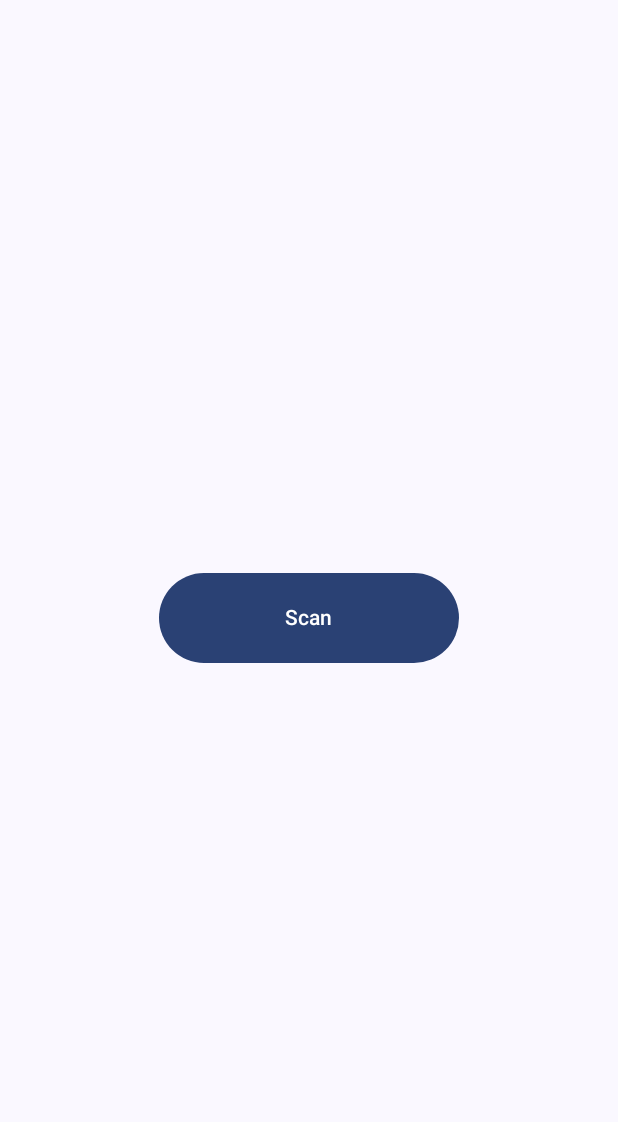
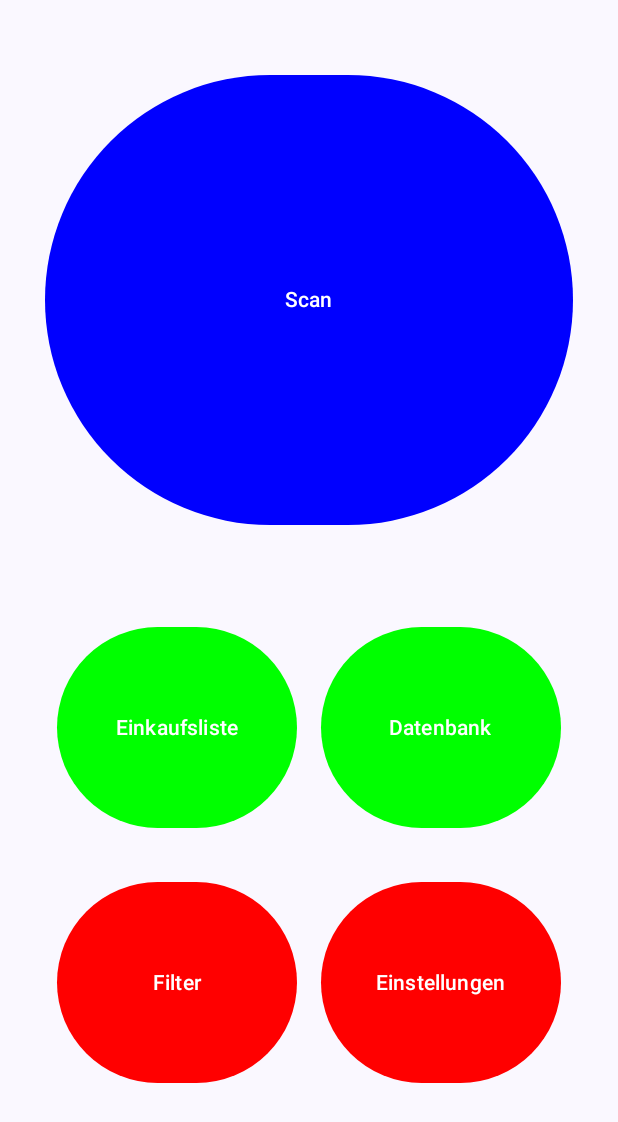
Before and after one commit to sp8cky/Product-Scanner, an Android app built with Jetpack Compose: the screen it shows after launch (MainActivity), on a phone screen of 412 x 824 dp. Shown: the top 1122 px of the screen. Run offline under Robolectric (Android 15) with nearby library versions, the phone set to English and light mode, and no system bars.

Commit message:
Started with Software-Prototype: - Added "MainMenu" - implemented BarcodeScanner via Scan Button

```diff
--- a/app/src/main/java/de/luh/hci/mid/productscanner/MainActivity.kt
+++ b/app/src/main/java/de/luh/hci/mid/productscanner/MainActivity.kt
@@ -4,16 +4,26 @@ import android.os.Bundle
 import androidx.activity.ComponentActivity
 import androidx.activity.compose.setContent
 import androidx.activity.enableEdgeToEdge
+import androidx.compose.foundation.background
 import androidx.compose.foundation.layout.*
+import androidx.compose.foundation.shape.CutCornerShape
 import androidx.compose.material3.Button
+import androidx.compose.material3.ButtonColors
+import androidx.compose.material3.ButtonDefaults
 import androidx.compose.material3.Scaffold
+import androidx.compose.material3.Surface
 import androidx.compose.material3.Text
 import androidx.compose.runtime.Composable
 import androidx.compose.ui.Alignment
 import androidx.compose.ui.Modifier
+import androidx.compose.ui.draw.clip
+import androidx.compose.ui.graphics.Color
 import androidx.compose.ui.tooling.preview.Preview
 import androidx.compose.ui.unit.dp
 import de.luh.hci.mid.productscanner.ui.theme.ProductscannerTheme
+import android.content.Intent
+import androidx.compose.ui.platform.LocalContext
+
 
 class MainActivity : ComponentActivity() {
     override fun onCreate(savedInstanceState: Bundle?) {
@@ -33,20 +43,89 @@ class MainActivity : ComponentActivity() {
 
 @Composable
 fun MainScreen(modifier: Modifier = Modifier) {
-    Box(
-        contentAlignment = Alignment.Center,
+    val context = LocalContext.current // Hole den Kontext hier, innerhalb einer @Composable-Funktion
+
+    Column(
         modifier = modifier.fillMaxSize()
     ) {
+        // Scan Button (Blue, 1/3 of the screen height)
         Button(
-            onClick = { /* Action for scan */ },
+            onClick = {
+                val intent = Intent(context, ScanActivity::class.java)
+                context.startActivity(intent) // Starte ScanActivity
+            },
             modifier = Modifier
-                .width(200.dp)
-                .height(60.dp)
+                .fillMaxWidth()
+                .padding(vertical = 50.dp)
+                .padding(horizontal = 30.dp)
+                .height(300.dp),
+            colors = ButtonDefaults.buttonColors(containerColor = Color.Blue) // Setze die Hintergrundfarbe
         ) {
-            Text(text = "Scan")
+            Text(text = "Scan", color = Color.White)
+        }
+
+        Spacer(modifier = Modifier.height(10.dp))
+
+        // Green Buttons (take up half the screen width)
+        Row(
+            modifier = Modifier
+                .fillMaxWidth()
+                .padding(horizontal = 30.dp)
+        ) {
+            Button(
+                onClick = { /* Action for Einkaufsliste */ },
+                modifier = Modifier
+                    .weight(1f)
+                    .height(150.dp)
+                    .padding(8.dp),
+                colors = ButtonDefaults.buttonColors(containerColor = Color.Green) // Hintergrundfarbe Grün
+            ) {
+                Text(text = "Einkaufsliste", color = Color.White)
+            }
+            Button(
+                onClick = { /* Action for Datenbank */ },
+                modifier = Modifier
+                    .weight(1f)
+                    .height(150.dp)
+                    .padding(8.dp),
+                colors = ButtonDefaults.buttonColors(containerColor = Color.Green) // Hintergrundfarbe Grün
+            ) {
+                Text(text = "Datenbank", color = Color.White)
+            }
+        }
+
+        Spacer(modifier = Modifier.height(20.dp))
+
+        // Red Buttons (take up half the screen width)
+        Row(
+            modifier = Modifier
+                .fillMaxWidth()
+                .padding(horizontal = 30.dp)
+        ) {
+            Button(
+                onClick = { /* Action for Filter */ },
+                modifier = Modifier
+                    .weight(1f)
+                    .height(150.dp)
+                    .padding(8.dp),
+                colors = ButtonDefaults.buttonColors(containerColor = Color.Red) // Hintergrundfarbe Rot
+            ) {
+                Text(text = "Filter", color = Color.White)
+            }
+            Button(
+                onClick = { /* Action for Einstellungen */ },
+                modifier = Modifier
+                    .weight(1f)
+                    .height(150.dp)
+                    .padding(8.dp),
+                colors = ButtonDefaults.buttonColors(containerColor = Color.Red) // Hintergrundfarbe Rot
+            ) {
+                Text(text = "Einstellungen", color = Color.White)
+            }
         }
     }
 }
+
 
 @Preview(showBackground = true)
 @Composable
--- /dev/null
+++ b/app/src/main/java/de/luh/hci/mid/productscanner/ProductScanningApp.kt
@@ -0,0 +1,5 @@
+package de.luh.hci.mid.productscanner
+
+import android.app.Application
+
+class ProductScanningApp : Application()
--- a/build.gradle.kts
+++ b/build.gradle.kts
@@ -1,5 +1,5 @@
 // Top-level build file where you can add configuration options common to all sub-projects/modules.
 plugins {
     alias(libs.plugins.android.application) apply false
-    alias(libs.plugins.kotlin.android) apply false
+    alias(libs.plugins.jetbrains.kotlin.android) apply false
 }
```
Also changed, not shown: app/build.gradle.kts (+8 -1 lines), app/src/main/AndroidManifest.xml (+13 -1 lines), app/src/main/java/de/luh/hci/mid/productscanner/InfoActivity.kt (added, +24 -0 lines), app/src/main/java/de/luh/hci/mid/productscanner/ui/preview/PreviewScreen.kt (added, +103 -0 lines), app/src/main/java/de/luh/hci/mid/productscanner/ui/preview/PreviewViewModel.kt (added, +205 -0 lines), gradle/libs.versions.toml (+21 -1 lines), 1 other file.
